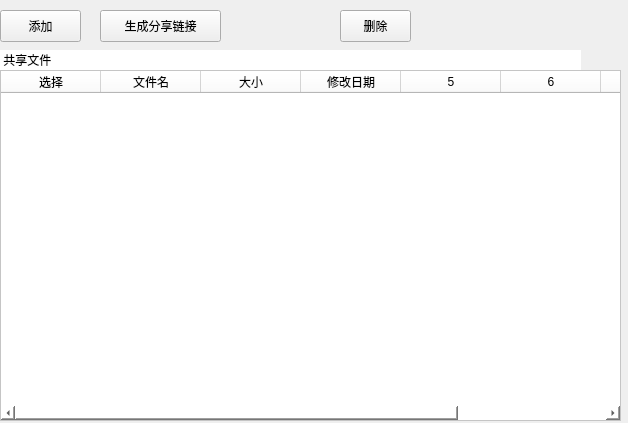
Old version of the form page_shared.ui in the repository cloudfirst/bigFileTool.
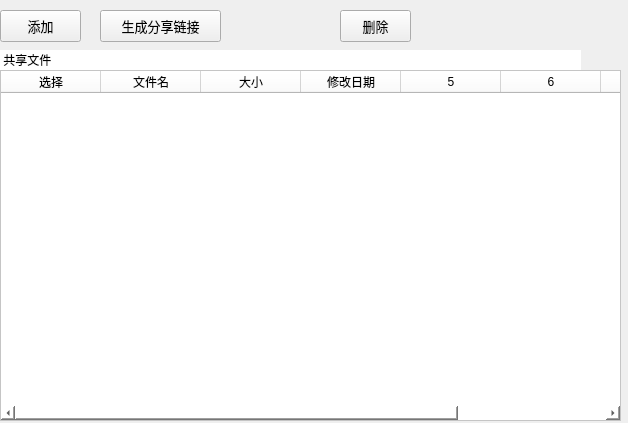
New version of the form.

```diff
--- a/page_shared.ui
+++ b/page_shared.ui
@@ -119,6 +119,12 @@
      <height>32</height>
     </rect>
    </property>
+   <property name="font">
+    <font>
+     <family>Microsoft YaHei</family>
+     <pointsize>10</pointsize>
+    </font>
+   </property>
    <property name="styleSheet">
     <string notr="true"/>
    </property>
@@ -135,6 +141,12 @@
      <height>32</height>
     </rect>
    </property>
+   <property name="font">
+    <font>
+     <family>Microsoft YaHei</family>
+     <pointsize>10</pointsize>
+    </font>
+   </property>
    <property name="styleSheet">
     <string notr="true"/>
    </property>
@@ -151,6 +163,12 @@
      <height>32</height>
     </rect>
    </property>
+   <property name="font">
+    <font>
+     <family>Microsoft YaHei</family>
+     <pointsize>10</pointsize>
+    </font>
+   </property>
    <property name="styleSheet">
     <string notr="true"/>
    </property>
```
Left out of the diff: 20 changed lines with no effect on the pictures.
